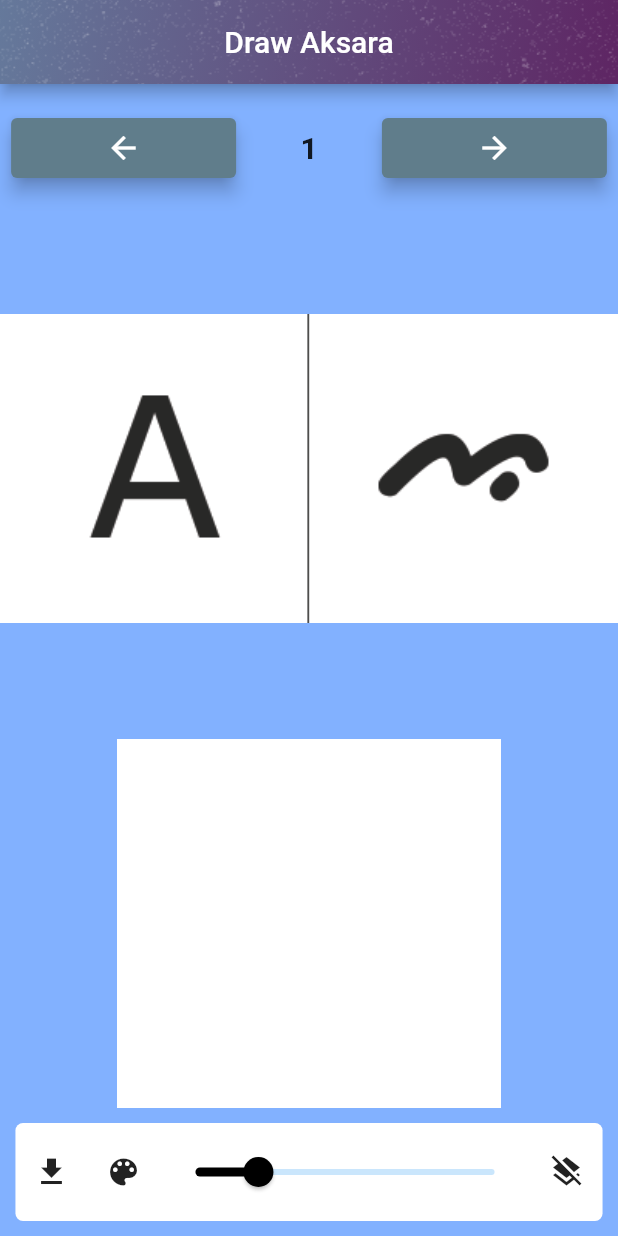
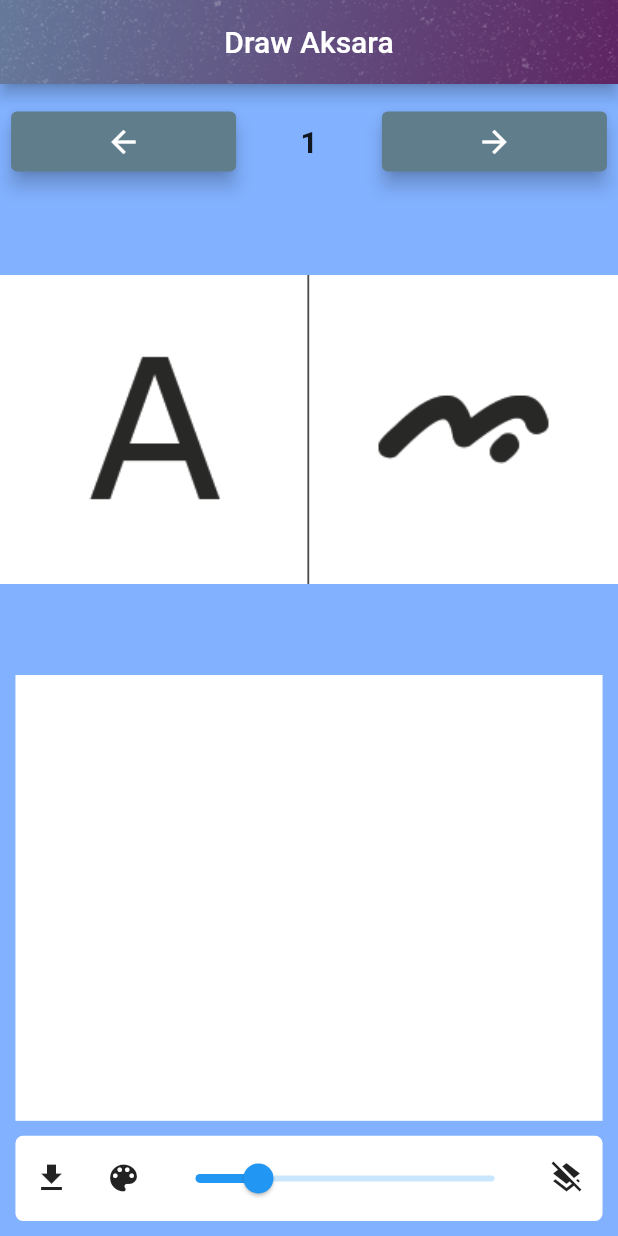
Before and after one commit to NaufalRizqullah/draw_aksara, a Flutter app: the screen it shows after launch, on a phone screen of 412 x 824 dp. Run offline on Flutter 3.47's test engine with Material 2 defaults, Android fonts, the phone set to English and light mode, and no system bars; drawn by our look-alikes of carousel_slider; our stand-ins replace another_flushbar, flutter_colorpicker, image_gallery_saver, permission_handler, shimmer.

Commit message:
[released-v.0.2.2] add shimer loading, change list img from inline to sepertate json, add model for json

```diff
--- a/assets/base/json/list.json
+++ b/assets/base/json/list.json
@@ -1,5 +1,5 @@
 {
-    "list": [
+    "listBase": [
         "assets/base/a.png",
         "assets/base/e.png",
         "assets/base/i.png",
--- /dev/null
+++ b/lib/json/assets_image_base.dart
@@ -0,0 +1,15 @@
+class AssetsImageBase {
+  late List<String> listBase;
+
+  AssetsImageBase(this.listBase);
+
+  AssetsImageBase.fromJson(Map<String, dynamic> json) {
+    listBase = json['listBase'].cast<String>();
+  }
+
+  Map<String, dynamic> toJson() {
+    final Map<String, dynamic> data = new Map<String, dynamic>();
+    data['listBase'] = this.listBase;
+    return data;
+  }
+}
--- a/lib/page/homepage.dart
+++ b/lib/page/homepage.dart
@@ -1,13 +1,17 @@
 import 'dart:typed_data';
 import 'dart:ui' as ui;
+import 'dart:convert';
 
+import 'package:draw_aksara/json/assets_image_base.dart';
 import 'package:draw_aksara/utils/signature_lib.dart';
 import 'package:draw_aksara/utils/utils.dart';
 import 'package:draw_aksara/widget/image_slider.dart';
+import 'package:draw_aksara/widget/shimmerLoading.dart';
 import 'package:flutter/material.dart';
 import 'package:flutter_colorpicker/flutter_colorpicker.dart';
 import 'package:image_gallery_saver/image_gallery_saver.dart';
 import 'package:permission_handler/permission_handler.dart';
+import 'package:flutter/services.dart' show rootBundle;
 
 class HomePage extends StatefulWidget {
   @override
@@ -15,105 +19,28 @@ class HomePage extends StatefulWidget {
 }
 
 class _HomePageState extends State<HomePage> {
+  Future loadJson() async {
+    String data = await rootBundle.loadString('assets/base/json/list.json');
+    var jsonResult = jsonDecode(data);
+    var list = AssetsImageBase.fromJson(jsonResult);
+    Future.delayed(const Duration(seconds: 2), () {
+      setState(() {
+        imgAssets = list.listBase;
+        isLoading = false;
+      });
+    });
+  }
+
   // list asset image
-  final List<String> imgAssets = [
-    "assets/base/a.png",
-    "assets/base/e.png",
-    "assets/base/i.png",
-    "assets/base/o.png",
-    "assets/base/u.png",
-    "assets/base/ba.png",
-    "assets/base/be.png",
-    "assets/base/bi.png",
-    "assets/base/bo.png",
-    "assets/base/bu.png",
-    "assets/base/ca.png",
-    "assets/base/ce.png",
-    "assets/base/ci.png",
-    "assets/base/co.png",
-    "assets/base/cu.png",
-    "assets/base/da.png",
-    "assets/base/de.png",
-    "assets/base/di.png",
-    "assets/base/do.png",
-    "assets/base/du.png",
-    "assets/base/fa.png",
-    "assets/base/fe.png",
-    "assets/base/fi.png",
-    "assets/base/fo.png",
-    "assets/base/fu.png",
-    "assets/base/ga.png",
-    "assets/base/ge.png",
-    "assets/base/gi.png",
-    "assets/base/go.png",
-    "assets/base/gu.png",
-    "assets/base/ha.png",
-    "assets/base/he.png",
-    "assets/base/hi.png",
-    "assets/base/ho.png",
-    "assets/base/hu.png",
-    "assets/base/ja.png",
-    "assets/base/je.png",
-    "assets/base/ji.png",
-    "assets/base/jo.png",
-    "assets/base/ju.png",
-    "assets/base/ka.png",
-    "assets/base/ke.png",
-    "assets/base/ki.png",
-    "assets/base/ko.png",
-    "assets/base/ku.png",
-    "assets/base/la.png",
-    "assets/base/le.png",
-    "assets/base/li.png",
-    "assets/base/lo.png",
-    "assets/base/lu.png",
-    "assets/base/ma.png",
-    "assets/base/me.png",
-    "assets/base/mi.png",
-    "assets/base/mo.png",
-    "assets/base/mu.png",
-    "assets/base/na.png",
-    "assets/base/ne.png",
-    "assets/base/ni.png",
-    "assets/base/no.png",
-    "assets/base/nu.png",
-    "assets/base/pa.png",
-    "assets/base/pe.png",
-    "assets/base/pi.png",
-    "assets/base/po.png",
-    "assets/base/pu.png",
-    "assets/base/ra.png",
-    "assets/base/re.png",
-    "assets/base/ri.png",
-    "assets/base/ro.png",
-    "assets/base/ru.png",
-    "assets/base/sa.png",
-    "assets/base/se.png",
-    "assets/base/si.png",
-    "assets/base/so.png",
-    "assets/base/su.png",
-    "assets/base/ta.png",
-    "assets/base/te.png",
-    "assets/base/ti.png",
-    "assets/base/to.png",
-    "assets/base/tu.png",
-    "assets/base/wa.png",
-    "assets/base/we.png",
-    "assets/base/wi.png",
-    "assets/base/wo.png",
-    "assets/base/wu.png",
-    "assets/base/ya.png",
-    "assets/base/ye.png",
-    "assets/base/yi.png",
-    "assets/base/yo.png",
-    "assets/base/yu.png"
-  ];
+  late List<String> imgAssets;
 
   late Color selectedColor;
   late double strokeWidth;
+  bool isLoading = true;
 
   @override
   void initState() {
+    loadJson();
     selectedColor = Colors.black;
     strokeWidth = 5.0;
     super.initState();
@@ -156,20 +83,25 @@ class _HomePageState extends State<HomePage> {
           children: [
             Flexible(
               flex: 5,
-              child: ImageSlider(
+              child: (isLoading)
+                  ? ShimmerLoading()
+                  : ImageSlider(
                       imgAssets: imgAssets,
                     ),
             ),
-            Container(
+            Flexible(
+              flex: 4,
+              fit: FlexFit.loose,
+              child: Container(
                 padding: EdgeInsets.only(top: 10),
-              width: 256.0,
-              height: 256.0,
+                width: width * 0.95,
                 child: SfSignaturePad(
                   key: signatureGlobalKey,
                   backgroundColor: Colors.white,
                   strokeColor: selectedColor,
-                minimumStrokeWidth: strokeWidth,
-                maximumStrokeWidth: 1.0 + strokeWidth,
+                  minimumStrokeWidth: 1.0 + strokeWidth,
+                  maximumStrokeWidth: 3.0 + strokeWidth,
+                ),
               ),
             ),
             Flexible(
@@ -201,7 +133,6 @@ class _HomePageState extends State<HomePage> {
                         child: Slider(
                       min: 1.0,
                       max: 20.0,
-                      activeColor: selectedColor,
                       value: strokeWidth,
                       onChanged: (newValue) {
                         this.setState(() {
--- /dev/null
+++ b/lib/widget/shimmerLoading.dart
@@ -0,0 +1,29 @@
+import 'package:flutter/material.dart';
+import 'package:shimmer/shimmer.dart';
+
+class ShimmerLoading extends StatelessWidget {
+  @override
+  Widget build(BuildContext context) {
+    return Shimmer(
+      gradient: LinearGradient(
+        colors: [
+          Colors.white.withOpacity(0),
+          Colors.white.withOpacity(0.5),
+          Colors.white.withOpacity(0),
+        ],
+        stops: [
+          0.45,
+          0.5,
+          0.55
+        ],
+        begin: Alignment.bottomLeft,
+        end: Alignment.topRight
+      ),
+      child: Container(
+        color: Colors.grey,
+        width: 400,
+        height: 200,
+      ),
+    );
+  }
+}
--- a/pubspec.yaml
+++ b/pubspec.yaml
@@ -3,7 +3,7 @@ description: A new Flutter project.
 
 # The following line prevents the package from being accidentally published to
 # pub.dev using `pub publish`. This is preferred for private packages.
-publish_to: 'none' # Remove this line if you wish to publish to pub.dev
+publish_to: "none" # Remove this line if you wish to publish to pub.dev
 
 # The following defines the version and build number for your application.
 # A version number is three numbers separated by dots, like 1.2.43
@@ -23,12 +23,13 @@ environment:
 dependencies:
   flutter:
     sdk: flutter
+  another_flushbar: ^1.10.14
   carousel_slider: ^4.0.0
   cupertino_icons: ^1.0.3
   flutter_colorpicker: ^0.4.0
   image_gallery_saver: ^1.6.9
   permission_handler: ^8.1.1
-  another_flushbar: ^1.10.14
+  shimmer: ^2.0.0
 
 dev_dependencies:
   flutter_test:
@@ -38,7 +39,6 @@ dev_dependencies:
 # following page: https://dart.dev/tools/pub/pubspec
 # The following section is specific to Flutter.
 flutter:
-
   # The following line ensures that the Material Icons font is
   # included with your application, so that you can use the icons in
   # the material Icons class.
```
Also changed, not shown: pubspec.lock. Lines whose indentation alone changed are shown as unchanged.
